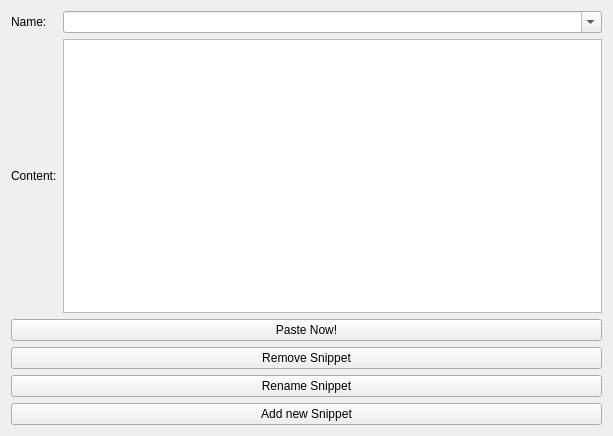
The window that Modules/Bundles/org.mitk.gui.qt.python.console/src/internal/QmitkPythonSnippets.ui (MITK/MITK) describes before a commit, drawn with Qt 5.
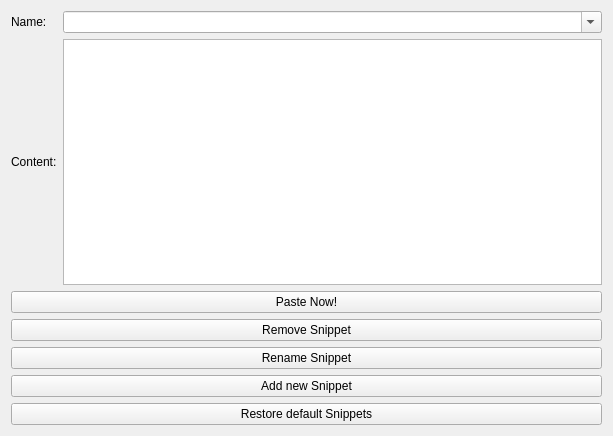
The same window after the commit.

Commit message: added final bugfixes for snippets, integrated mitkCast module

The edit to the form file:
```diff
--- a/Modules/Bundles/org.mitk.gui.qt.python.console/src/internal/QmitkPythonSnippets.ui
+++ b/Modules/Bundles/org.mitk.gui.qt.python.console/src/internal/QmitkPythonSnippets.ui
@@ -72,6 +72,13 @@
      </property>
     </widget>
    </item>
+   <item row="7" column="0" colspan="2">
+    <widget class="QPushButton" name="RestoreDefaultSnippets">
+     <property name="text">
+      <string>Restore default Snippets</string>
+     </property>
+    </widget>
+   </item>
    <item row="2" column="1">
     <widget class="QTextEdit" name="Content"/>
    </item>
```
The commit also changes 7 other files.
